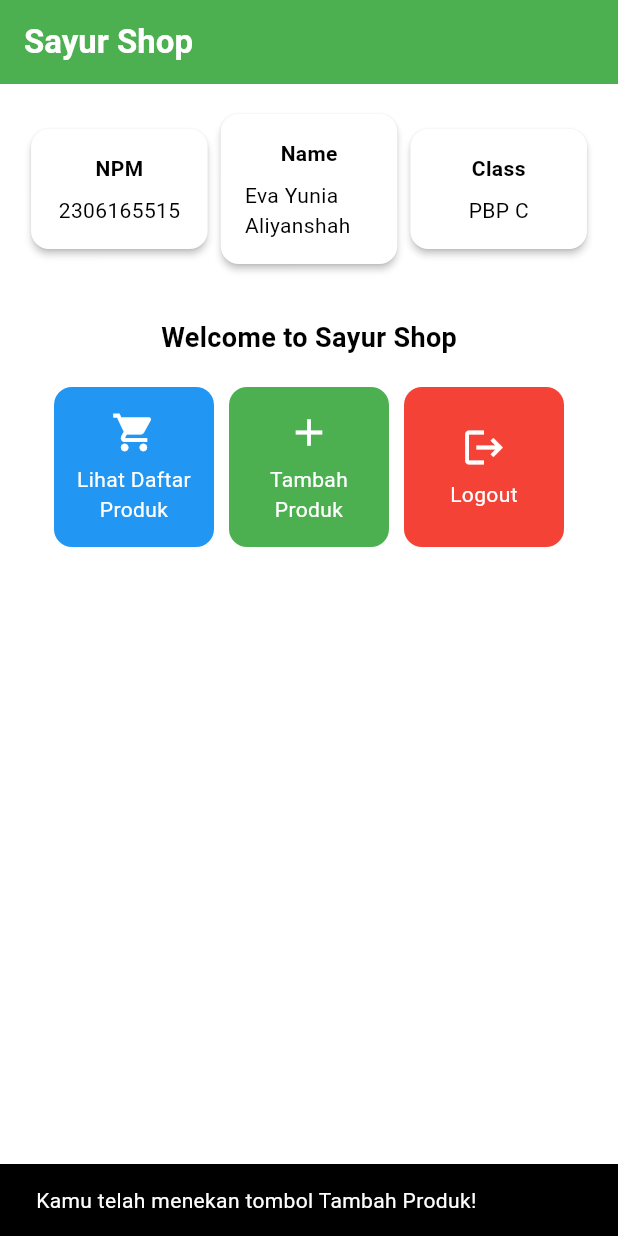
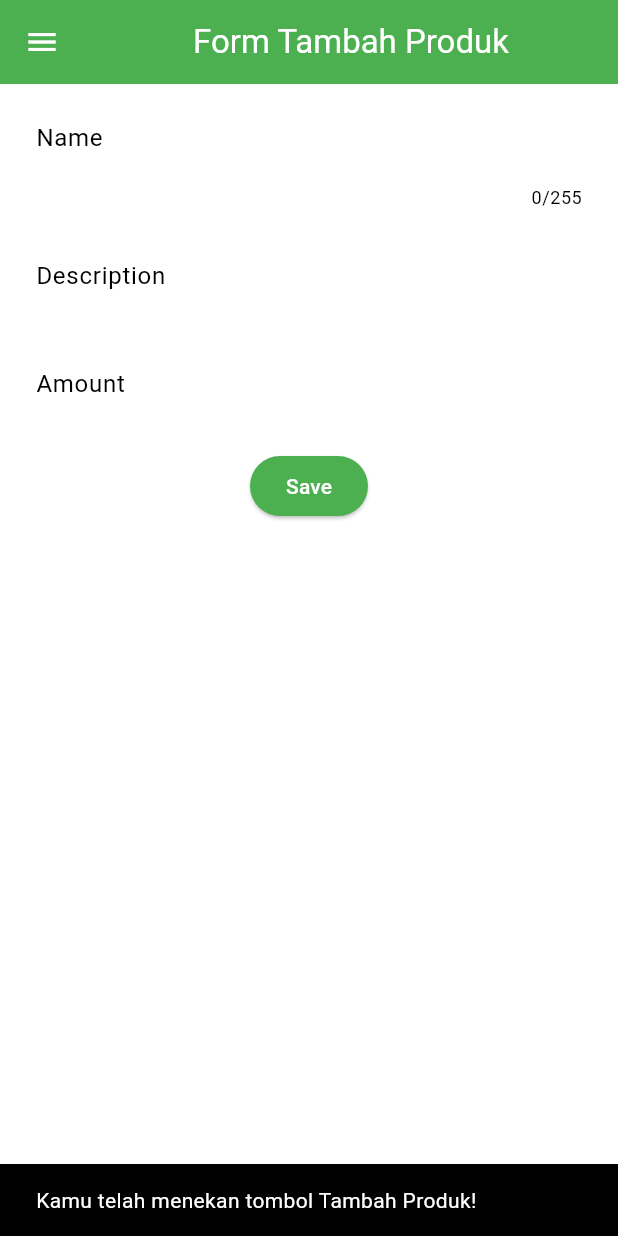
Before and after one commit to kirbywoo/sayur-shop-mobile, a Flutter app: the screen it shows after launch, after a tap on "Tambah Produk", on a phone screen of 412 x 824 dp. Run offline on Flutter 3.47's test engine with Material 3 defaults, Android fonts, the light colour scheme and no system bars.

Commit message:
Finish tugas 8

```diff
--- a/lib/main.dart
+++ b/lib/main.dart
@@ -1,5 +1,5 @@
 import 'package:flutter/material.dart';
-import 'package:sayur_shop/menu.dart';
+import 'package:sayur_shop/screens/menu.dart';
 
 void main() {
   runApp(const MyApp());
--- a/lib/menu.dart
+++ b/lib/screens/menu.dart
@@ -1,4 +1,6 @@
 import 'package:flutter/material.dart';
+import 'package:sayur_shop/widgets/left_drawer.dart';
+import 'package:sayur_shop/widgets/product_card.dart';
 
 class MyHomePage extends StatelessWidget {
   final String npm = '2306165515'; // NPM
@@ -28,7 +30,11 @@
         ),
         // Warna latar belakang AppBar diambil dari skema warna tema aplikasi.
         backgroundColor: Theme.of(context).colorScheme.primary,
+        // Mengganti warna icon drawer menjadi putih
+        iconTheme: const IconThemeData(color: Colors.white),
       ),
+      // Masukkan drawer sebagai parameter nilai drawer dari widget Scaffold
+      drawer: const LeftDrawer(),
       // Body halaman dengan padding di sekelilingnya.
       body: Padding(
         padding: const EdgeInsets.all(16.0),
@@ -126,83 +132,3 @@
     );
   }
 }
-
-
-class ItemHomepage {
-  final String name;
-  final IconData icon;
-
-  ItemHomepage(this.name, this.icon);
-}
-
-
-class ItemCard extends StatelessWidget {
-  // Menampilkan kartu dengan ikon dan nama.
-
-  final ItemHomepage item;
-
-  const ItemCard(this.item, {super.key});
-
-  @override
-  Widget build(BuildContext context) {
-    Color backgroundColor;
-
-    // Menentukan warna berdasarkan nama item
-    switch (item.name) {
-      case "Lihat Daftar Produk":
-        backgroundColor = Colors.blue;
-        break;
-      case "Tambah Produk":
-        backgroundColor = Colors.green;
-        break;
-      case "Logout":
-        backgroundColor = Colors.red;
-        break;
-      default:
-        backgroundColor = Theme.of(context).colorScheme.secondary;
-    }
-
-    return Material(
-      // Menentukan warna latar belakang dari tema aplikasi.
-      color: backgroundColor,
-      // Membuat sudut kartu melengkung.
-      borderRadius: BorderRadius.circular(12),
-
-      child: InkWell(
-        // Aksi ketika kartu ditekan.
-        onTap: () {
-          // Menampilkan pesan SnackBar saat kartu ditekan.
-          ScaffoldMessenger.of(context)
-            ..hideCurrentSnackBar()
-            ..showSnackBar(
-              SnackBar(content: Text("Kamu telah menekan tombol ${item.name}!"))
-            );
-        },
-        // Container untuk menyimpan Icon dan Text
-        child: Container(
-          padding: const EdgeInsets.all(8),
-          child: Center(
-            child: Column(
-              // Menyusun ikon dan teks di tengah kartu.
-              mainAxisAlignment: MainAxisAlignment.center,
-              children: [
-                Icon(
-                  item.icon,
-                  color: Colors.white,
-                  size: 30.0,
-                ),
-                const Padding(padding: EdgeInsets.all(3)),
-                Text(
-                  item.name,
-                  textAlign: TextAlign.center,
-                  style: const TextStyle(color: Colors.white),
-                ),
-              ],
-            ),
-          ),
-        ),
-      ),
-    );
-  }
-
-}
--- /dev/null
+++ b/lib/screens/productentry_form.dart
@@ -0,0 +1,169 @@
+import 'package:flutter/material.dart';
+import 'package:sayur_shop/widgets/left_drawer.dart';
+
+class ProductEntryFormPage extends StatefulWidget {
+  const ProductEntryFormPage({super.key});
+
+  @override
+  State<ProductEntryFormPage> createState() => _ProductEntryFormPageState();
+}
+
+class _ProductEntryFormPageState extends State<ProductEntryFormPage> {
+  final _formKey = GlobalKey<FormState>();
+  String _name = "";
+	int _amount = 0;
+	String _description = "";
+
+  @override
+  Widget build(BuildContext context) {
+    return Scaffold(
+      appBar: AppBar(
+        title: const Center(
+          child: Text(
+            'Form Tambah Produk',
+          ),
+        ),
+        backgroundColor: Theme.of(context).colorScheme.primary,
+        foregroundColor: Colors.white,
+      ),
+      drawer: const LeftDrawer(),
+      body: Form(
+        key: _formKey,
+        child: SingleChildScrollView(
+          child: Column(
+            crossAxisAlignment: CrossAxisAlignment.start,
+            children: [
+              Padding(
+                padding: const EdgeInsets.all(8.0),
+                child: TextFormField(
+                  maxLength: 255,
+                  decoration: InputDecoration(
+                    hintText: "Name",
+                    labelText: "Name",
+                    border: OutlineInputBorder(
+                      borderRadius: BorderRadius.circular(5.0),
+                    ),
+                  ),
+                  onChanged: (String? value) {
+                    setState(() {
+                      _name = value!;
+                    });
+                  },
+                  validator: (String? value) {
+                    if (value == null || value.isEmpty) {
+                      return "Nama tidak boleh kosong!";
+                    }
+                    if (value.length > 255) {
+                      return "Nama tidak boleh lebih dari 255 karakter!";
+                    }
+                    return null;
+                  },
+                ),
+              ),
+              Padding(
+                padding: const EdgeInsets.all(8.0),
+                child: TextFormField(
+                  decoration: InputDecoration(
+                    hintText: "Description",
+                    labelText: "Description",
+                    border: OutlineInputBorder(
+                      borderRadius: BorderRadius.circular(5.0),
+                    ),
+                  ),
+                  onChanged: (String? value) {
+                    setState(() {
+                      _description = value!;
+                    });
+                  },
+                  validator: (String? value) {
+                    if (value == null || value.isEmpty) {
+                      return "Deskripsi tidak boleh kosong!";
+                    }
+                    return null;
+                  },
+                ),
+              ),
+              Padding(
+                padding: const EdgeInsets.all(8.0),
+                child: TextFormField(
+                  decoration: InputDecoration(
+                    hintText: "Amount",
+                    labelText: "Amount",
+                    border: OutlineInputBorder(
+                      borderRadius: BorderRadius.circular(5.0),
+                    ),
+                  ),
+                  onChanged: (String? value) {
+                    setState(() {
+                      _amount = int.tryParse(value!) ?? 0;
+                    });
+                  },
+                  validator: (String? value) {
+                    if (value == null || value.isEmpty) {
+                      return "Amount tidak boleh kosong!";
+                    }
+                    final amountValue = int.tryParse(value);
+                    if (amountValue == null) {
+                      return "Amount harus berupa angka!";
+                    }
+                    if (amountValue < 0) {
+                      return "Amount tidak boleh negatif!";
+                    }
+                    return null;
+                  },
+                ),
+              ),
+              Align(
+                alignment: Alignment.bottomCenter,
+                child: Padding(
+                  padding: const EdgeInsets.all(8.0),
+                  child: ElevatedButton(
+                    style: ButtonStyle(
+                      backgroundColor: WidgetStateProperty.all(
+                          Theme.of(context).colorScheme.primary),
+                    ),
+                    onPressed: () {
+                      if (_formKey.currentState!.validate()) {
+                        showDialog(
+                          context: context,
+                          builder: (context) {
+                            return AlertDialog(
+                              title: const Text('Produk berhasil tersimpan'),
+                              content: SingleChildScrollView(
+                                child: Column(
+                                  crossAxisAlignment: CrossAxisAlignment.start,
+                                  children: [
+                                    Text('Name: $_name'),
+                                    Text('Description: $_description'),
+                                    Text('Amount: $_amount'),
+                                  ],
+                                ),
+                              ),
+                              actions: [
+                                TextButton(
+                                  child: const Text('OK'),
+                                  onPressed: () {
+                                    Navigator.pop(context);
+                                    _formKey.currentState!.reset();
+                                  },
+                                ),
+                              ],
+                            );
+                          },
+                        );
+                      }
+                    },
+                    child: const Text(
+                      "Save",
+                      style: TextStyle(color: Colors.white),
+                    ),
+                  ),
+                ),
+              ),
+            ],
+          ),
+        ),
+      ),
+    );
+  }
+}
--- /dev/null
+++ b/lib/widgets/left_drawer.dart
@@ -0,0 +1,69 @@
+import 'package:flutter/material.dart';
+import 'package:sayur_shop/screens/menu.dart';
+import 'package:sayur_shop/screens/productentry_form.dart';
+
+class LeftDrawer extends StatelessWidget {
+  const LeftDrawer({super.key});
+
+  @override
+  Widget build(BuildContext context) {
+    return Drawer(
+      child: ListView(
+        children: [
+          DrawerHeader(
+            decoration: BoxDecoration(
+              color: Theme.of(context).colorScheme.primary,
+            ),
+            child: const Column(
+              children: [
+                Text(
+                  'Sayur Shop',
+                  textAlign: TextAlign.center,
+                  style: TextStyle(
+                    fontSize: 24,
+                    fontWeight: FontWeight.bold,
+                    color: Colors.white,
+                  ),
+                ),
+                Padding(padding: EdgeInsets.all(8)),
+                Text(
+                  "Sayur Shop, solusi mudah untuk kebutuhan sayur segar setiap hari",
+                  textAlign: TextAlign.center,
+                  style: TextStyle(
+                    fontSize: 15,
+                    color: Colors.white,
+                    fontWeight: FontWeight.normal,
+                  ),
+                ),
+              ],
+            ),
+          ),
+            ListTile(
+            leading: const Icon(Icons.home_outlined),
+            title: const Text('Halaman Utama'),
+            // Bagian redirection ke MyHomePage
+            onTap: () {
+              Navigator.pushReplacement(
+                  context,
+                  MaterialPageRoute(
+                    builder: (context) => MyHomePage(),
+                  ));
+            },
+          ),
+          ListTile(
+            leading: const Icon(Icons.shopping_cart),
+            title: const Text('Tambah Produk'),
+            // Bagian redirection ke ProductEntryFormPage
+            onTap: () {
+              Navigator.push(
+                  context,
+                  MaterialPageRoute(
+                    builder: (context) => ProductEntryFormPage(),
+                  ));
+            },
+          ),
+        ],
+      ),
+    );
+  }
+}
--- /dev/null
+++ b/lib/widgets/product_card.dart
@@ -0,0 +1,86 @@
+import 'package:flutter/material.dart';
+import 'package:sayur_shop/screens/productentry_form.dart';
+
+class ItemHomepage {
+  final String name;
+  final IconData icon;
+
+  ItemHomepage(this.name, this.icon);
+}
+
+
+class ItemCard extends StatelessWidget {
+  // Menampilkan kartu dengan ikon dan nama.
+
+  final ItemHomepage item;
+
+  const ItemCard(this.item, {super.key});
+
+  @override
+  Widget build(BuildContext context) {
+    Color backgroundColor;
+
+    // Menentukan warna berdasarkan nama item
+    switch (item.name) {
+      case "Lihat Daftar Produk":
+        backgroundColor = Colors.blue;
+        break;
+      case "Tambah Produk":
+        backgroundColor = Colors.green;
+        break;
+      case "Logout":
+        backgroundColor = Colors.red;
+        break;
+      default:
+        backgroundColor = Theme.of(context).colorScheme.secondary;
+    }
+
+    return Material(
+      // Menentukan warna latar belakang dari tema aplikasi.
+      color: backgroundColor,
+      // Membuat sudut kartu melengkung.
+      borderRadius: BorderRadius.circular(12),
+
+      child: InkWell(
+        // Aksi ketika kartu ditekan.
+        onTap: () {
+          // Menampilkan pesan SnackBar saat kartu ditekan.
+          ScaffoldMessenger.of(context)
+            ..hideCurrentSnackBar()
+            ..showSnackBar(
+              SnackBar(content: Text("Kamu telah menekan tombol ${item.name}!"))
+            );
+          if (item.name == 'Tambah Produk') {
+            Navigator.push(context,
+              MaterialPageRoute(builder: (context) => const ProductEntryFormPage()),
+            );
+          }
+        },
+        // Container untuk menyimpan Icon dan Text
+        child: Container(
+          padding: const EdgeInsets.all(8),
+          child: Center(
+            child: Column(
+              // Menyusun ikon dan teks di tengah kartu.
+              mainAxisAlignment: MainAxisAlignment.center,
+              children: [
+                Icon(
+                  item.icon,
+                  color: Colors.white,
+                  size: 30.0,
+                ),
+                const Padding(padding: EdgeInsets.all(3)),
+                Text(
+                  item.name,
+                  textAlign: TextAlign.center,
+                  style: const TextStyle(color: Colors.white),
+                ),
+              ],
+            ),
+          ),
+        ),
+      ),
+    );
+  }
+
+}
```
